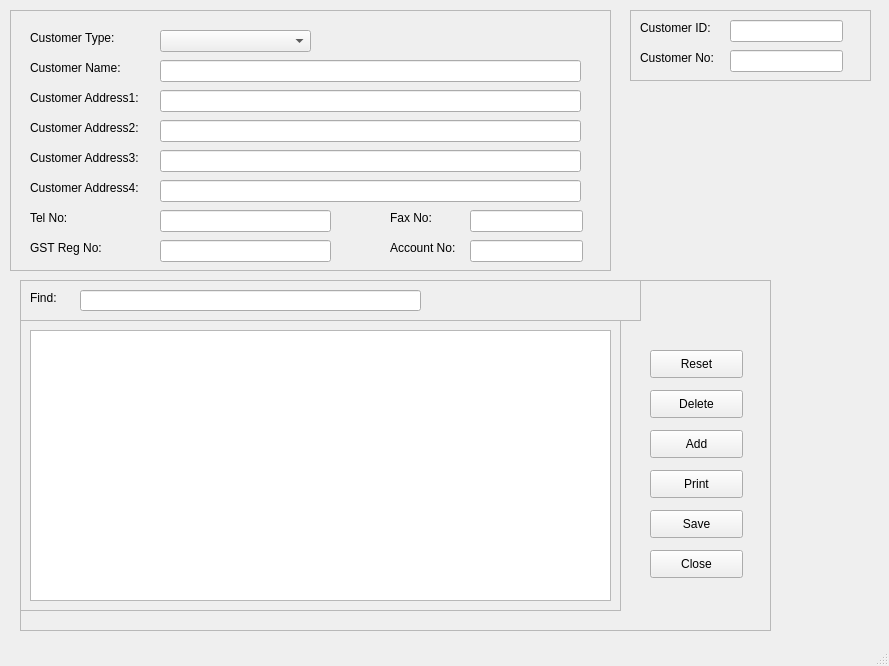
Before: the Qt Designer form customer_entry/customerEntry.ui in Kevin-Tan2/IMS, drawn with Qt 5.
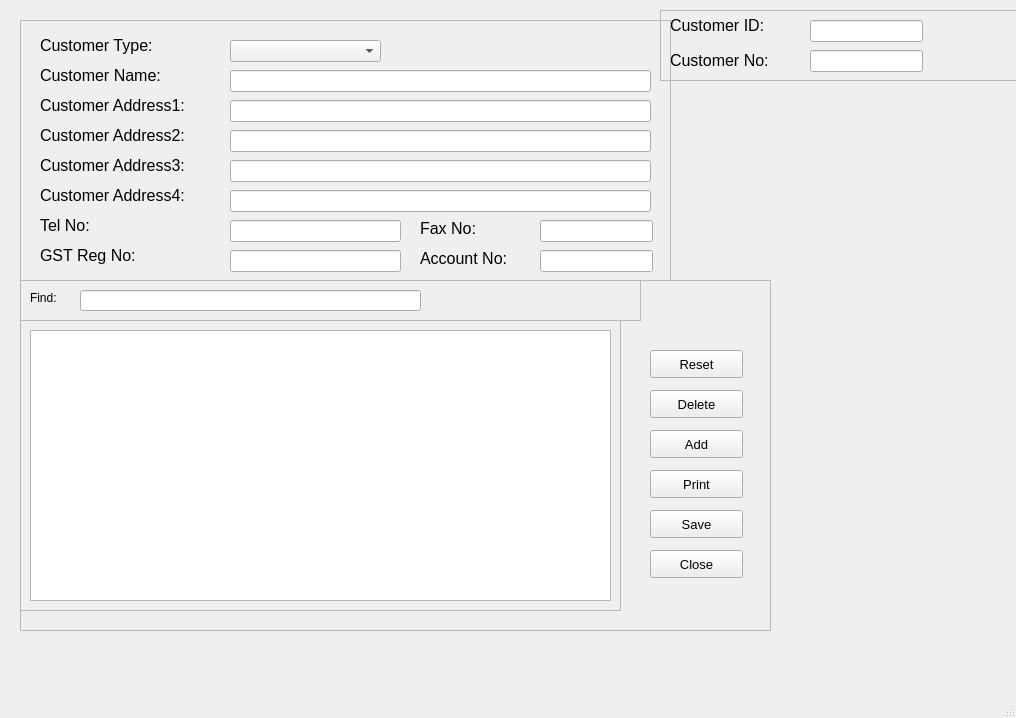
After: the same form once the commit is applied.

Commit message: Revise customerEntry.py (it was an empty commit previously)

```diff
--- a/customer_entry/customerEntry.ui
+++ b/customer_entry/customerEntry.ui
@@ -6,8 +6,8 @@
    <rect>
     <x>0</x>
     <y>0</y>
-    <width>889</width>
-    <height>666</height>
+    <width>1016</width>
+    <height>718</height>
    </rect>
   </property>
   <property name="windowTitle">
@@ -17,9 +17,9 @@
    <widget class="QFrame" name="customersFrame1">
     <property name="geometry">
      <rect>
-      <x>630</x>
+      <x>660</x>
       <y>10</y>
-      <width>241</width>
+      <width>391</width>
       <height>71</height>
      </rect>
     </property>
@@ -33,11 +33,16 @@
      <property name="geometry">
       <rect>
        <x>10</x>
-       <y>10</y>
-       <width>111</width>
-       <height>16</height>
+       <y>0</y>
+       <width>131</width>
+       <height>31</height>
       </rect>
      </property>
+     <property name="font">
+      <font>
+       <pointsize>12</pointsize>
+      </font>
+     </property>
      <property name="text">
       <string>Customer ID:</string>
      </property>
@@ -46,11 +51,16 @@
      <property name="geometry">
       <rect>
        <x>10</x>
-       <y>40</y>
-       <width>91</width>
-       <height>16</height>
+       <y>35</y>
+       <width>131</width>
+       <height>31</height>
       </rect>
      </property>
+     <property name="font">
+      <font>
+       <pointsize>12</pointsize>
+      </font>
+     </property>
      <property name="text">
       <string>Customer No:</string>
      </property>
@@ -58,7 +68,7 @@
     <widget class="QLineEdit" name="inputCustomerID">
      <property name="geometry">
       <rect>
-       <x>100</x>
+       <x>150</x>
        <y>10</y>
        <width>113</width>
        <height>22</height>
@@ -68,7 +78,7 @@
     <widget class="QLineEdit" name="inputCustomerNo">
      <property name="geometry">
       <rect>
-       <x>100</x>
+       <x>150</x>
        <y>40</y>
        <width>113</width>
        <height>22</height>
@@ -79,9 +89,9 @@
    <widget class="QFrame" name="customersFrame2">
     <property name="geometry">
      <rect>
-      <x>10</x>
-      <y>10</y>
-      <width>601</width>
+      <x>20</x>
+      <y>20</y>
+      <width>651</width>
       <height>261</height>
      </rect>
     </property>
@@ -95,11 +105,21 @@
      <property name="geometry">
       <rect>
        <x>20</x>
-       <y>20</y>
-       <width>101</width>
-       <height>16</height>
+       <y>10</y>
+       <width>171</width>
+       <height>31</height>
       </rect>
      </property>
+     <property name="font">
+      <font>
+       <pointsize>12</pointsize>
+       <weight>50</weight>
+       <bold>false</bold>
+      </font>
+     </property>
+     <property name="styleSheet">
+      <string notr="true"/>
+     </property>
      <property name="text">
       <string>Customer Type: </string>
      </property>
@@ -108,11 +128,19 @@
      <property name="geometry">
       <rect>
        <x>20</x>
-       <y>50</y>
-       <width>111</width>
-       <height>16</height>
+       <y>40</y>
+       <width>151</width>
+       <height>31</height>
       </rect>
      </property>
+     <property name="font">
+      <font>
+       <pointsize>12</pointsize>
+      </font>
+     </property>
+     <property name="styleSheet">
+      <string notr="true"/>
+     </property>
      <property name="text">
       <string>Customer Name:</string>
      </property>
@@ -121,11 +149,16 @@
      <property name="geometry">
       <rect>
        <x>20</x>
-       <y>80</y>
-       <width>121</width>
-       <height>16</height>
+       <y>70</y>
+       <width>191</width>
+       <height>31</height>
       </rect>
      </property>
+     <property name="font">
+      <font>
+       <pointsize>12</pointsize>
+      </font>
+     </property>
      <property name="text">
       <string>Customer Address1:</string>
      </property>
@@ -134,11 +167,16 @@
      <property name="geometry">
       <rect>
        <x>20</x>
-       <y>110</y>
-       <width>121</width>
-       <height>16</height>
+       <y>100</y>
+       <width>181</width>
+       <height>31</height>
       </rect>
      </property>
+     <property name="font">
+      <font>
+       <pointsize>12</pointsize>
+      </font>
+     </property>
      <property name="text">
       <string>Customer Address2:</string>
      </property>
@@ -147,11 +185,16 @@
      <property name="geometry">
       <rect>
        <x>20</x>
-       <y>140</y>
-       <width>121</width>
-       <height>16</height>
+       <y>130</y>
+       <width>181</width>
+       <height>31</height>
       </rect>
      </property>
+     <property name="font">
+      <font>
+       <pointsize>12</pointsize>
+      </font>
+     </property>
      <property name="text">
       <string>Customer Address3:</string>
      </property>
@@ -160,11 +203,16 @@
      <property name="geometry">
       <rect>
        <x>20</x>
-       <y>170</y>
-       <width>121</width>
-       <height>16</height>
+       <y>160</y>
+       <width>181</width>
+       <height>31</height>
       </rect>
      </property>
+     <property name="font">
+      <font>
+       <pointsize>12</pointsize>
+      </font>
+     </property>
      <property name="text">
       <string>Customer Address4:</string>
      </property>
@@ -173,11 +221,16 @@
      <property name="geometry">
       <rect>
        <x>20</x>
-       <y>200</y>
-       <width>55</width>
-       <height>16</height>
+       <y>190</y>
+       <width>71</width>
+       <height>31</height>
       </rect>
      </property>
+     <property name="font">
+      <font>
+       <pointsize>12</pointsize>
+      </font>
+     </property>
      <property name="text">
       <string>Tel No:</string>
      </property>
@@ -186,11 +239,16 @@
      <property name="geometry">
       <rect>
        <x>20</x>
-       <y>230</y>
-       <width>101</width>
-       <height>16</height>
+       <y>220</y>
+       <width>121</width>
+       <height>31</height>
       </rect>
      </property>
+     <property name="font">
+      <font>
+       <pointsize>12</pointsize>
+      </font>
+     </property>
      <property name="text">
       <string>GST Reg No:</string>
      </property>
@@ -198,12 +256,17 @@
     <widget class="QLabel" name="faxNoLabel">
      <property name="geometry">
       <rect>
-       <x>380</x>
+       <x>400</x>
        <y>200</y>
-       <width>55</width>
+       <width>81</width>
        <height>16</height>
       </rect>
      </property>
+     <property name="font">
+      <font>
+       <pointsize>12</pointsize>
+      </font>
+     </property>
      <property name="text">
       <string>Fax No:</string>
      </property>
@@ -211,12 +274,17 @@
     <widget class="QLabel" name="accountNoLabel">
      <property name="geometry">
       <rect>
-       <x>380</x>
+       <x>400</x>
        <y>230</y>
-       <width>71</width>
+       <width>121</width>
        <height>16</height>
       </rect>
      </property>
+     <property name="font">
+      <font>
+       <pointsize>12</pointsize>
+      </font>
+     </property>
      <property name="text">
       <string>Account No:</string>
      </property>
@@ -224,102 +292,152 @@
     <widget class="QComboBox" name="customerTypeDropBox">
      <property name="geometry">
       <rect>
-       <x>150</x>
+       <x>210</x>
        <y>20</y>
        <width>151</width>
        <height>22</height>
       </rect>
      </property>
+     <property name="font">
+      <font>
+       <pointsize>12</pointsize>
+      </font>
+     </property>
     </widget>
     <widget class="QLineEdit" name="inputName">
      <property name="geometry">
       <rect>
-       <x>150</x>
+       <x>210</x>
        <y>50</y>
        <width>421</width>
        <height>22</height>
       </rect>
      </property>
+     <property name="font">
+      <font>
+       <pointsize>12</pointsize>
+      </font>
+     </property>
     </widget>
     <widget class="QLineEdit" name="inputAddrOne">
      <property name="geometry">
       <rect>
-       <x>150</x>
+       <x>210</x>
        <y>80</y>
        <width>421</width>
        <height>22</height>
       </rect>
      </property>
+     <property name="font">
+      <font>
+       <pointsize>12</pointsize>
+      </font>
+     </property>
     </widget>
     <widget class="QLineEdit" name="inputAddrTwo">
      <property name="geometry">
       <rect>
-       <x>150</x>
+       <x>210</x>
        <y>110</y>
        <width>421</width>
        <height>22</height>
       </rect>
      </property>
+     <property name="font">
+      <font>
+       <pointsize>12</pointsize>
+      </font>
+     </property>
     </widget>
     <widget class="QLineEdit" name="inputAddrThree">
      <property name="geometry">
       <rect>
-       <x>150</x>
+       <x>210</x>
        <y>140</y>
        <width>421</width>
        <height>22</height>
       </rect>
      </property>
+     <property name="font">
+      <font>
+       <pointsize>12</pointsize>
+      </font>
+     </property>
     </widget>
     <widget class="QLineEdit" name="inputAddrFour">
      <property name="geometry">
       <rect>
-       <x>150</x>
+       <x>210</x>
        <y>170</y>
        <width>421</width>
        <height>22</height>
       </rect>
      </property>
+     <property name="font">
+      <font>
+       <pointsize>12</pointsize>
+      </font>
+     </property>
     </widget>
     <widget class="QLineEdit" name="inputTelephone">
      <property name="geometry">
       <rect>
-       <x>150</x>
+       <x>210</x>
        <y>200</y>
        <width>171</width>
        <height>22</height>
       </rect>
      </property>
+     <property name="font">
+      <font>
+       <pointsize>12</pointsize>
+      </font>
+     </property>
     </widget>
     <widget class="QLineEdit" name="inputGST">
      <property name="geometry">
       <rect>
-       <x>150</x>
+       <x>210</x>
        <y>230</y>
        <width>171</width>
        <height>22</height>
       </rect>
      </property>
+     <property name="font">
+      <font>
+       <pointsize>12</pointsize>
+      </font>
+     </property>
     </widget>
     <widget class="QLineEdit" name="inputFax">
      <property name="geometry">
       <rect>
-       <x>460</x>
+       <x>520</x>
        <y>200</y>
        <width>113</width>
        <height>22</height>
       </rect>
      </property>
+     <property name="font">
+      <font>
+       <pointsize>12</pointsize>
+      </font>
+     </property>
     </widget>
     <widget class="QLineEdit" name="inputAccountNo">
      <property name="geometry">
       <rect>
-       <x>460</x>
+       <x>520</x>
        <y>230</y>
        <width>113</width>
        <height>22</height>
       </rect>
      </property>
+     <property name="font">
+      <font>
+       <pointsize>12</pointsize>
+      </font>
+     </property>
     </widget>
    </widget>
    <widget class="QFrame" name="tableFrame">
@@ -349,6 +467,11 @@
        <height>28</height>
       </rect>
      </property>
+     <property name="font">
+      <font>
+       <pointsize>10</pointsize>
+      </font>
+     </property>
      <property name="text">
       <string>Reset</string>
      </property>
@@ -362,6 +485,11 @@
        <height>28</height>
       </rect>
      </property>
+     <property name="font">
+      <font>
+       <pointsize>10</pointsize>
+      </font>
+     </property>
      <property name="text">
       <string>Delete</string>
      </property>
@@ -375,6 +503,11 @@
        <height>28</height>
       </rect>
      </property>
+     <property name="font">
+      <font>
+       <pointsize>10</pointsize>
+      </font>
+     </property>
      <property name="text">
       <string>Add</string>
      </property>
@@ -388,6 +521,11 @@
        <height>28</height>
       </rect>
      </property>
+     <property name="font">
+      <font>
+       <pointsize>10</pointsize>
+      </font>
+     </property>
      <property name="text">
       <string>Print</string>
      </property>
@@ -401,6 +539,11 @@
        <height>28</height>
       </rect>
      </property>
+     <property name="font">
+      <font>
+       <pointsize>10</pointsize>
+      </font>
+     </property>
      <property name="text">
       <string>Save</string>
      </property>
@@ -414,6 +557,11 @@
        <height>28</height>
       </rect>
      </property>
+     <property name="font">
+      <font>
+       <pointsize>10</pointsize>
+      </font>
+     </property>
      <property name="text">
       <string>Close</string>
      </property>
```
Left out of the diff: 2 changed lines with no effect on the pictures. The commit also changes 1 other file.
